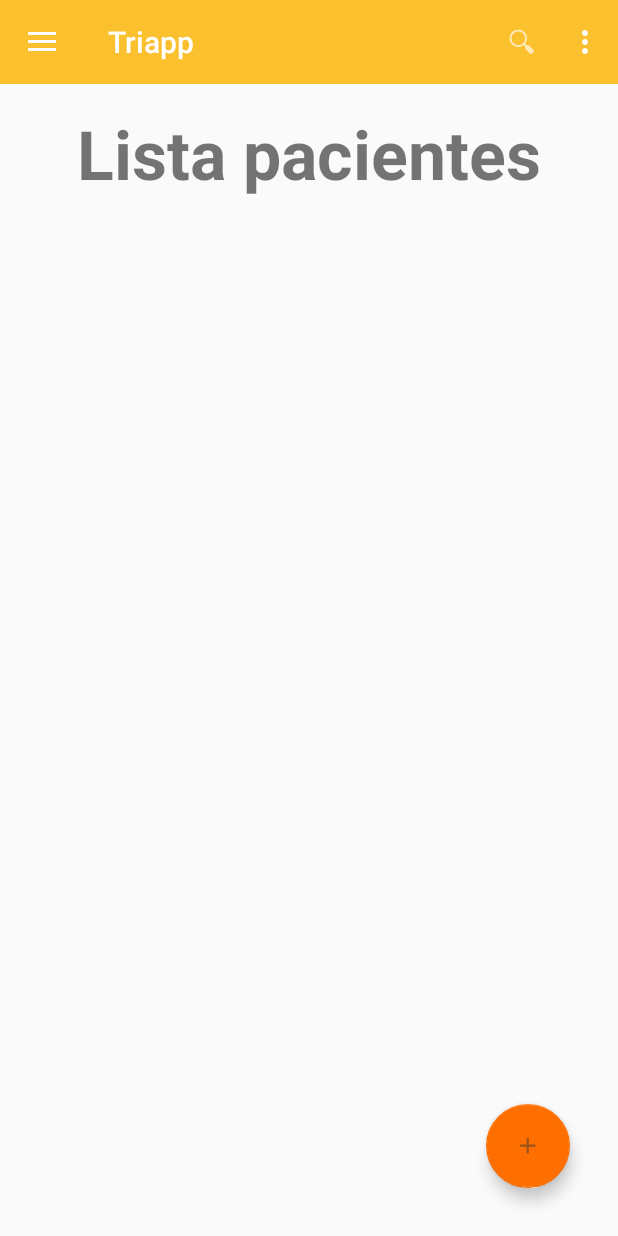
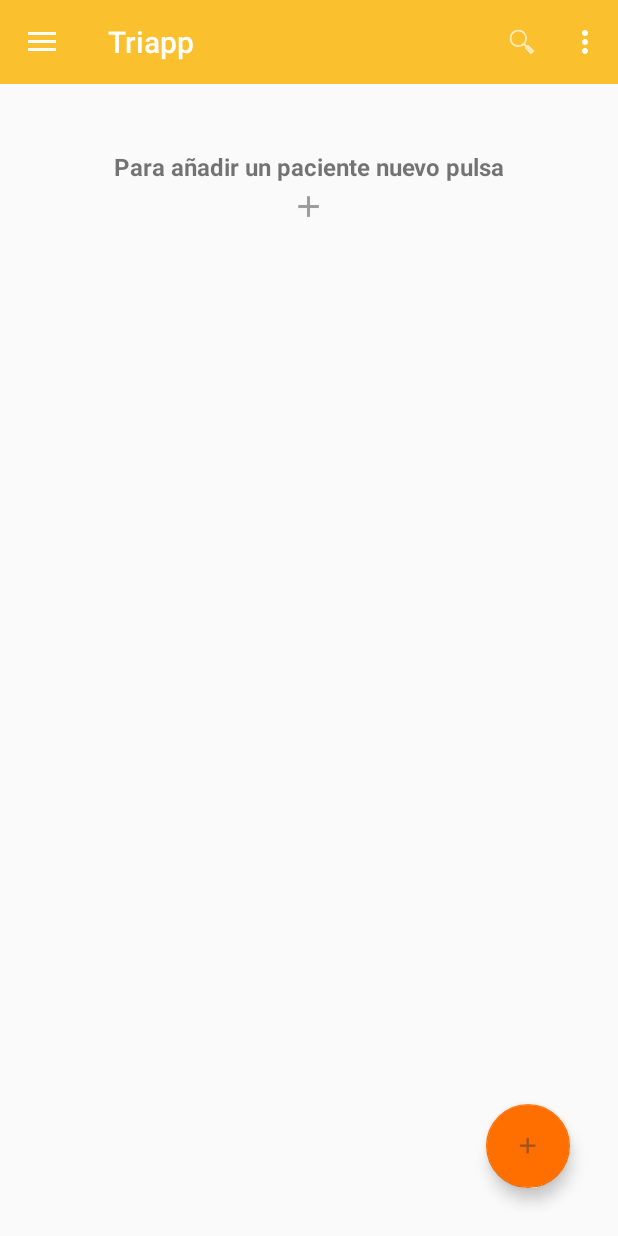
Before and after one commit to flocodemillo/TriApp, an Android app: the screen it shows after launch (TriApp), on a phone screen of 412 x 824 dp. Run offline under Robolectric (Android 15) with nearby library versions, the phone set to English and light mode, and no system bars; libraries missing offline, so code that uses them is left out: com.google.zxing.integration, org.apache.commons; 1 statement that could not run was skipped.

Commit message:
PatientsFragment layout

```diff
--- a/app/src/main/java/es/usc/citius/triapp/activities/ResultActivity.java
+++ b/app/src/main/java/es/usc/citius/triapp/activities/ResultActivity.java
@@ -55,7 +55,7 @@ public class ResultActivity extends AppCompatActivity {
             results = Patients.getCurrentPatient().getResults();
             Log.v(TAG, "Size results: " + results.size());
 
-
+            System.out.println("Añadido nuevo resultado" + Patients.getCurrentPatient().getName());
             /*persons.add(persons2.get(0));
             persons.add(persons2.get(1));
             persons.add(persons2.get(2));*/
--- a/app/src/main/java/es/usc/citius/triapp/adapters/DiscriminatorsAdapter.java
+++ b/app/src/main/java/es/usc/citius/triapp/adapters/DiscriminatorsAdapter.java
@@ -96,7 +96,7 @@ public class DiscriminatorsAdapter extends RecyclerView.Adapter<DiscriminatorsAd
                             .title("Resultado")
                             .customView(R.layout.dialog_report, true)
                             .positiveText("Guardar")
-                            .negativeText(android.R.string.cancel)
+                            .negativeText("Seguir triando")
                            .onPositive(new MaterialDialog.SingleButtonCallback() {
                                 @Override
                                 public void onClick(@NonNull MaterialDialog dialog, @NonNull DialogAction which) {
--- a/app/src/main/java/es/usc/citius/triapp/adapters/PatientAdapter.java
+++ b/app/src/main/java/es/usc/citius/triapp/adapters/PatientAdapter.java
@@ -104,6 +104,7 @@ public class PatientAdapter extends RecyclerView.Adapter<PatientAdapter.PersonVi
                 Intent intent = new Intent(personViewHolder.myActivity,ResultActivity.class);
                 personViewHolder.myActivity.startActivity(intent);
 
+                Patients.setCurrentPatient(Patients.getPatientbyName(patients.get(i).getName()));
 
                 return true;
             }
--- a/app/src/main/java/es/usc/citius/triapp/data/patients/TriageResult.java
+++ b/app/src/main/java/es/usc/citius/triapp/data/patients/TriageResult.java
@@ -49,6 +49,7 @@ public class TriageResult {
     public GregorianCalendar getDate() {return date;}
     private static long calculeElapsed(long currentTime) { return (currentTime - startTime)/1000;}
     public long getElapsed() {return elapsed;}
+    public Patient getPatient() {return patient;}
 
 
 
--- a/app/src/main/java/es/usc/citius/triapp/fragments/PatientsFragment.java
+++ b/app/src/main/java/es/usc/citius/triapp/fragments/PatientsFragment.java
@@ -8,6 +8,8 @@ import android.support.v7.widget.RecyclerView;
 import android.view.LayoutInflater;
 import android.view.View;
 import android.view.ViewGroup;
+import android.view.ViewStub;
+import android.widget.TextView;
 
 
 import java.util.Iterator;
@@ -23,6 +25,7 @@ public class PatientsFragment extends Fragment {
 
 
     private RecyclerView rv;
+    private ViewStub emptyRV;
 
     public static PatientsFragment newInstance() {
         PatientsFragment fragment = new PatientsFragment();
@@ -51,6 +54,7 @@ public class PatientsFragment extends Fragment {
         super.onViewCreated(view, savedInstanceState);
 
         rv = (RecyclerView) view.findViewById(R.id.rv);
+        emptyRV = (ViewStub) view.findViewById(R.id.empty_view);
         LinearLayoutManager llm = new LinearLayoutManager(getActivity());
 
         rv.setLayoutManager(llm);
@@ -66,8 +70,19 @@ public class PatientsFragment extends Fragment {
             }
         }
 
+        //Si no tengo pacientes
+        if (patients.isEmpty()) {
+            rv.setVisibility(View.GONE);
+            emptyRV.setVisibility(View.VISIBLE);
+        }
+        else{
+            rv.setVisibility(View.VISIBLE);
+            emptyRV.setVisibility(View.GONE);
+        }
+
         PatientAdapter adapter = new PatientAdapter(patients);
         rv.setAdapter(adapter);
+
     }
 
     public void onResume() {
@@ -78,6 +93,14 @@ public class PatientsFragment extends Fragment {
         rv.setLayoutManager(llm);
         rv.setHasFixedSize(true);
 
+        if (Patients.getPatients().isEmpty()) {
+            rv.setVisibility(View.GONE);
+            emptyRV.setVisibility(View.VISIBLE);
+        }
+        else{
+            rv.setVisibility(View.VISIBLE);
+            emptyRV.setVisibility(View.GONE);
+        }
 
         PatientAdapter adapter = new PatientAdapter(Patients.getPatients());
 
--- /dev/null
+++ b/app/src/main/res/layout/fragment_home_patients_empty.xml
@@ -0,0 +1,28 @@
+<?xml version="1.0" encoding="utf-8"?>
+<LinearLayout
+    xmlns:android="http://schemas.android.com/apk/res/android"
+    android:layout_width="wrap_content"
+    android:layout_height="wrap_content"
+    android:layout_gravity="center"
+    android:orientation="vertical"
+    android:padding="20dp">
+
+    <TextView
+        android:layout_width="match_parent"
+        android:layout_height="match_parent"
+        android:layout_marginTop="8dp"
+        android:layout_gravity="center_horizontal"
+        android:gravity="center"
+        android:textStyle="bold"
+        android:textSize="16sp"
+        android:text="@string/patient_empty" />
+
+    <ImageView
+        android:layout_width="match_parent"
+        android:layout_height="match_parent"
+        android:scaleType="centerInside"
+        android:src="@drawable/ic_action_add" />
+
+
+
+</LinearLayout>
--- a/app/src/main/res/layout/fragment_patients.xml
+++ b/app/src/main/res/layout/fragment_patients.xml
@@ -5,7 +5,7 @@
     xmlns:app="http://schemas.android.com/apk/res-auto"
     android:padding="16dp">
 
-    <TextView
+    <!---<TextView
         android:id="@+id/patient_list"
         android:layout_alignParentTop="true"
         android:layout_width="fill_parent"
@@ -13,7 +13,7 @@
         android:gravity="center_horizontal"
         android:textSize="45sp"
         android:text="@string/lista_pacientes"
-        android:textStyle="bold" />
+        android:textStyle="bold" />-->
 
     <android.support.v7.widget.RecyclerView
         android:layout_below="@id/patient_list"
@@ -21,6 +21,14 @@
         android:layout_width="match_parent"
         android:id="@+id/rv">
     </android.support.v7.widget.RecyclerView>
+
+    <ViewStub
+        android:id="@+id/empty_view"
+        android:layout_width="match_parent"
+        android:layout_height="wrap_content"
+        android:gravity="center"
+        android:visibility="gone"
+        android:layout="@layout/fragment_home_patients_empty" />
 
     <android.support.design.widget.FloatingActionButton
         android:id="@+id/fab_add"
--- a/app/src/main/res/values/strings.xml
+++ b/app/src/main/res/values/strings.xml
@@ -47,5 +47,6 @@
     <string name="title_activity_result">ResultActivity</string>
     <string name="result_list">Triajes realizados</string>
     <string name="title_activity_step_sample">StepSample</string>
+    <string name="patient_empty">Para añadir un paciente nuevo pulsa</string>
 
 </resources>
--- a/build.gradle
+++ b/build.gradle
@@ -5,7 +5,7 @@ buildscript {
         jcenter()
     }
     dependencies {
-        classpath 'com.android.tools.build:gradle:2.0.0'
+        classpath 'com.android.tools.build:gradle:2.2.1'
 
         // NOTE: Do not place your application dependencies here; they belong
         // in the individual module build.gradle files
```
Also changed, not shown: app/build.gradle (+6 -6 lines), app/src/main/java/es/usc/citius/triapp/data/patients/Patient.java (+7 -3 lines), app/src/main/ic_patient_empty-web.png (added), app/src/main/res/mipmap-hdpi/ic_patient_empty.png (added), app/src/main/res/mipmap-mdpi/ic_patient_empty.png (added), app/src/main/res/mipmap-xhdpi/ic_patient_empty.png (added), app/src/main/res/mipmap-xxhdpi/ic_patient_empty.png (added), app/src/main/res/mipmap-xxxhdpi/ic_patient_empty.png (added), gradle/wrapper/gradle-wrapper.properties, 1 other file.
